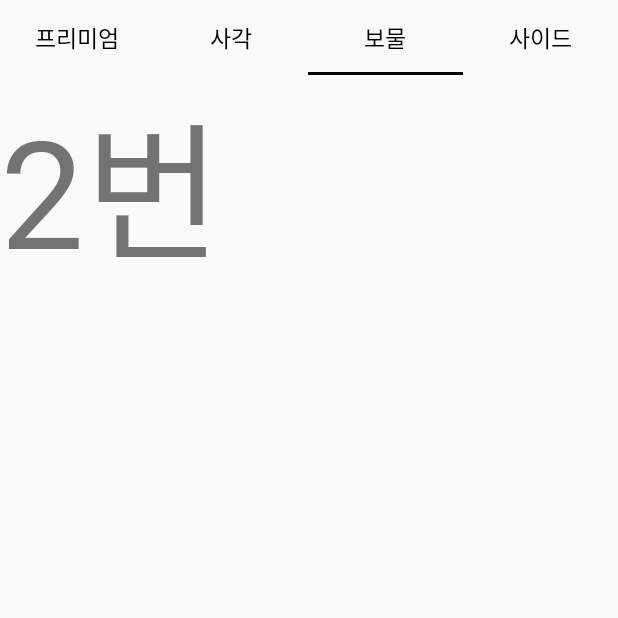
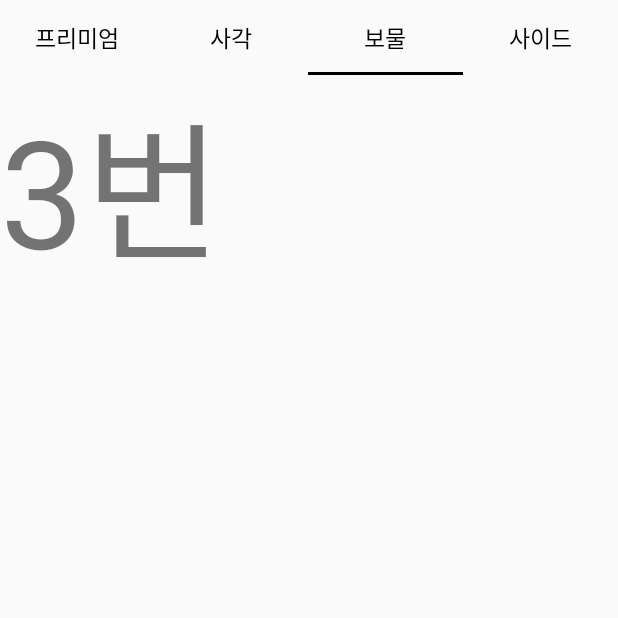
Before and after one commit to biterkim/Comin, an Android app: the LectureActivity screen opened directly, with no data from a screen before it, tab 3 chosen, on a phone screen of 412 x 824 dp, the top half of it. Run offline under Robolectric (Android 15) with nearby library versions, the phone set to English and light mode, and no system bars; our stand-ins replace Firebase (no records; nobody signed in at launch, a user with empty details on screens opened directly); 5 statements that could not run were skipped.

Commit message:
secondfragment 건드렸고 사이드메뉴 사진 넣기 되기는 되는데 SecondFragAdapter 빨간색으로 뜨는데 상관없는거겠죠?

```diff
--- a/app/src/main/java/com/example/comin/Fragment/ListFragment/FragmentAdapter.kt
+++ b/app/src/main/java/com/example/comin/Fragment/ListFragment/FragmentAdapter.kt
@@ -8,16 +8,16 @@ class FragmentAdapter(fm : FragmentManager) : FragmentPagerAdapter(fm){
     override fun getItem(position: Int): Fragment {
         return  when(position) {
             0->{
-                FirstFragment()
+                FirstFragment() //프리미엄
             }
             1->{
-                SquareFragment()
+                SquareFragment() //사각도시락
             }
             2->{
-                SecondFragment()
+                ThirdFragment() // 보물도시락
             }
             else -> {
-                ThirdFragment()
+                SecondFragment() // 사이드
             }
         }
 
--- a/app/src/main/java/com/example/comin/Fragment/ListFragment/SecondFragment.kt
+++ b/app/src/main/java/com/example/comin/Fragment/ListFragment/SecondFragment.kt
@@ -1,11 +1,15 @@
 package com.example.comin.Fragment.ListFragment
 
+import android.content.Intent
 import android.os.Bundle
 import androidx.fragment.app.Fragment
 import android.view.LayoutInflater
 import android.view.View
 import android.view.ViewGroup
+import com.example.comin.Fragment.MarketInfo.MarketInfoActivity
 import com.example.comin.R
+import com.example.comin.Utils.FirebaseUtils
+import kotlinx.android.synthetic.main.fragment_second.view.*
 
 /**
  * A simple [Fragment] subclass.
@@ -17,7 +21,72 @@ class SecondFragment : Fragment() {
         savedInstanceState: Bundle?
     ): View? {
         // Inflate the layout for this fragment
-        return inflater.inflate(R.layout.fragment_second, container, false)
+
+        val view : View = inflater.inflate(R.layout.fragment_second,container,false)
+
+        val list_array = arrayListOf<ContentsListModel>(
+
+            ContentsListModel(R.drawable.second1,"치킨샐러드",1,""),
+            ContentsListModel(R.drawable.second2,"계란말이",1,"d"),
+            ContentsListModel(R.drawable.second3,"해물파전",1,"d"),
+            ContentsListModel(R.drawable.second4,"군만두",1,"d"),
+            ContentsListModel(R.drawable.second5,"핫도그",1,"d"),
+            ContentsListModel(R.drawable.second6,"카레",1,"d"),
+            ContentsListModel(R.drawable.second7,"김치찌개",1,"d"),
+            ContentsListModel(R.drawable.second8,"녹두전",1,"d"),
+            ContentsListModel(R.drawable.second9,"오징어젓갈",1,"d"),
+            ContentsListModel(R.drawable.second10,"김치",1,"d"),
+            ContentsListModel(R.drawable.second11,"콜라 및 사이다",1,"d")
+
+        )
+
+        val list_adapter =
+            SecondFragAdapter(
+                requireContext(),
+                list_array
+            )
+        view.listview_second_fragment.adapter = list_adapter
+
+        FirebaseUtils.db
+            .collection("zzim")
+            .document(FirebaseUtils.getUid())
+            .get()
+            .addOnSuccessListener { documentSnapshot ->
+                if(documentSnapshot.exists() == true){
+
+                }else {
+                    val lecture = hashMapOf(
+                        "치킨샐러드" to "",
+                        "계란말이" to "",
+                        "해물파전" to "",
+                        "군만두" to "",
+                        "핫도그" to "",
+                        "카레" to "",
+                        "김치찌개" to "",
+                        "녹두전" to "",
+                        "오징어젓갈" to "",
+                        "김치" to "",
+                        "콜라 및 사이다" to ""
+                    )
+
+                    FirebaseUtils.db
+                        .collection("zzim")
+                        .document(FirebaseUtils.getUid())
+                        .set(lecture)
+                        .addOnSuccessListener { }
+                        .addOnFailureListener { }
+                }
+            }
+            .addOnFailureListener { }
+
+        view.listview_second_fragment.setOnItemClickListener { adapterView, view,i, l ->
+
+            val intent = Intent(requireContext(),MarketInfoActivity::class.java)
+            intent.putExtra("title",list_array.get(i).title)
+            startActivity(intent)
+        }
+
+        return view
     }
 
 }
--- a/app/src/main/res/layout/fragment_second.xml
+++ b/app/src/main/res/layout/fragment_second.xml
@@ -5,11 +5,9 @@
     android:layout_height="match_parent"
     tools:context=".Fragment.ListFragment.SecondFragment">
 
-    <!-- TODO: Update blank fragment layout -->
-    <TextView
+    <ListView
+        android:id="@+id/listview_second_fragment"
         android:layout_width="match_parent"
-        android:layout_height="match_parent"
-        android:textSize="100dp"
-        android:text="2번" />
+        android:layout_height="wrap_content"/>
 
 </FrameLayout>
```
Also changed, not shown: app/src/main/java/com/example/comin/Fragment/ListFragment/ForthFragment.kt (deleted, +0 -23 lines), app/src/main/res/layout/fragment_forth.xml (deleted, +0 -14 lines), app/src/main/res/drawable/second1.PNG (renamed from app/src/main/res/drawable/chickensalad.PNG), app/src/main/res/drawable/second10.PNG (renamed from app/src/main/res/drawable/kimchi.PNG), app/src/main/res/drawable/second11.PNG (renamed from app/src/main/res/drawable/cokesida.PNG), app/src/main/res/drawable/second2.PNG (renamed from app/src/main/res/drawable/eggroll.PNG), app/src/main/res/drawable/second3.PNG (renamed from app/src/main/res/drawable/fishzon.PNG), app/src/main/res/drawable/second4.PNG (renamed from app/src/main/res/drawable/frymando.PNG), app/src/main/res/drawable/second5.PNG (renamed from app/src/main/res/drawable/hotdog.PNG), app/src/main/res/drawable/second6.PNG (renamed from app/src/main/res/drawable/kare.PNG), app/src/main/res/drawable/second7.PNG (renamed from app/src/main/res/drawable/kimchizzige.PNG), app/src/main/res/drawable/second8.PNG (renamed from app/src/main/res/drawable/nogdozon.PNG), app/src/main/res/drawable/second9.PNG (renamed from app/src/main/res/drawable/ogingozugar.PNG).
